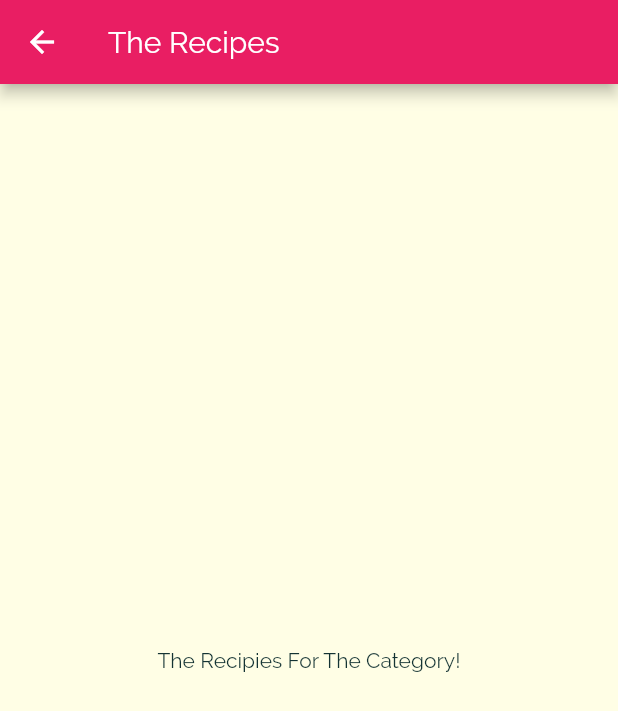
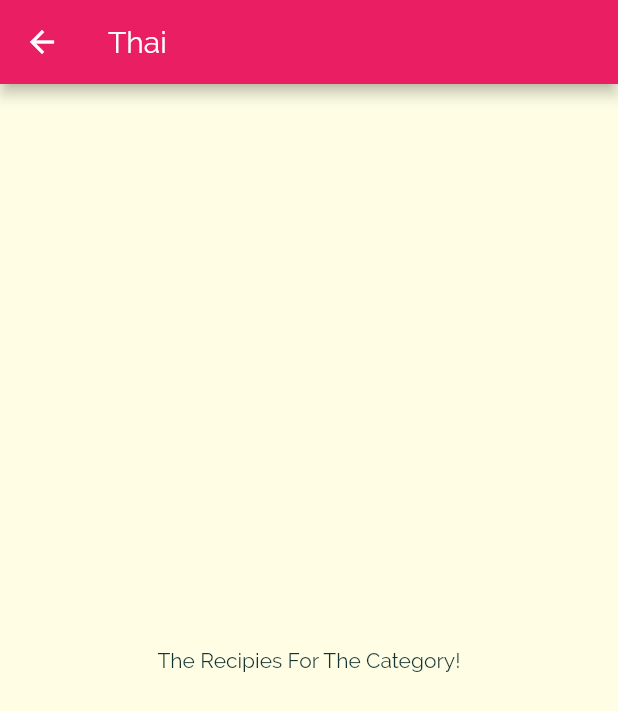
Before and after one commit to kittichanr/flutter_meal_app, a Flutter app: the screen it shows after launch, after a tap on "Thai", on a phone screen of 412 x 824 dp. Shown: the top 711 px of the screen. Run offline on Flutter 3.47's test engine with Material 2 defaults, Android fonts, the phone set to English and light mode, and no system bars.

Commit message:
pass data use via navigator

```diff
--- a/lib/categories_screen.dart
+++ b/lib/categories_screen.dart
@@ -11,7 +11,8 @@ class CategoriesScreen extends StatelessWidget {
       body: GridView(
         padding: EdgeInsets.all(25),
         children: DUMMY_CATEGORIES
-            .map((catData) => CategoryItem(catData.title, catData.color))
+            .map((catData) =>
+                CategoryItem(catData.id, catData.title, catData.color))
             .toList(),
         gridDelegate: SliverGridDelegateWithMaxCrossAxisExtent(
             maxCrossAxisExtent: 200,
--- a/lib/category_item.dart
+++ b/lib/category_item.dart
@@ -2,14 +2,15 @@ import 'package:flutter/material.dart';
 import './category_meals_screen.dart';
 
 class CategoryItem extends StatelessWidget {
+  final String id;
   final String title;
   final Color color;
 
-  CategoryItem(this.title, this.color);
+  CategoryItem(this.id, this.title, this.color);
 
   void selectCategory(BuildContext ctx) {
     Navigator.of(ctx).push(MaterialPageRoute(builder: (_) {
-      return CategoryMealsScreen();
+      return CategoryMealsScreen(id, title);
     }));
   }
 
--- a/lib/category_meals_screen.dart
+++ b/lib/category_meals_screen.dart
@@ -1,11 +1,16 @@
 import 'package:flutter/material.dart';
 
 class CategoryMealsScreen extends StatelessWidget {
+  final String categoryId;
+  final String categoryTitle;
+
+  CategoryMealsScreen(this.categoryId, this.categoryTitle);
+
   @override
   Widget build(BuildContext context) {
     return Scaffold(
       appBar: AppBar(
-        title: Text('The Recipes'),
+        title: Text(categoryTitle),
       ),
       body: Center(
         child: Text('The Recipies For The Category!'),
```
